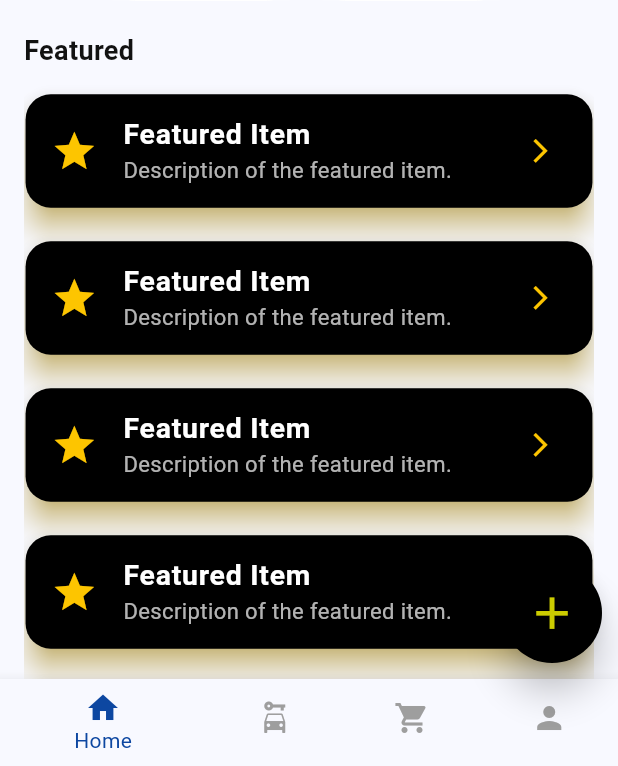
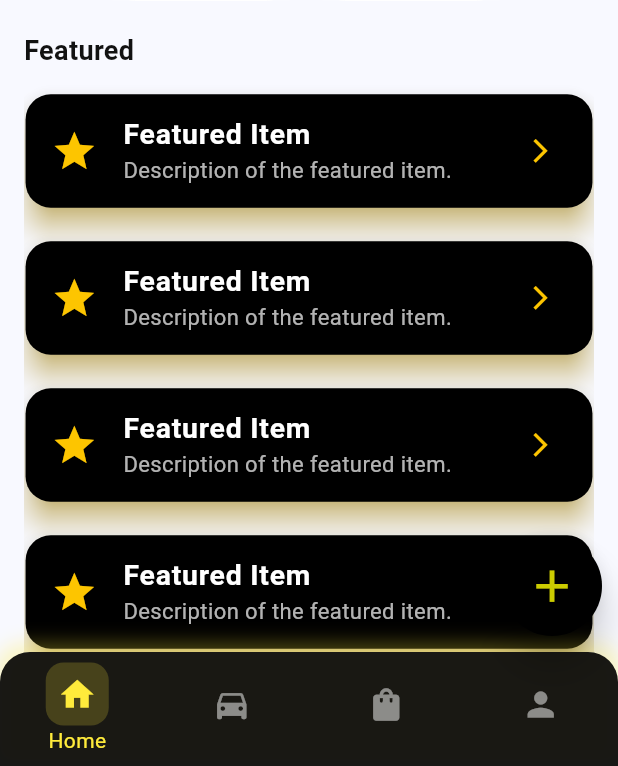
Before and after one commit to engbasel/Door-To-Door-APP, a Flutter app: the screen it shows after launch, on a phone screen of 412 x 824 dp, the part 470-1236 px from its top. Run offline on Flutter 3.47's test engine with Material 3 defaults, Android fonts, the light colour scheme and no system bars; our stand-ins replace animate_do.

```diff
--- a/lib/core/widgets/CustomBottomNavigationBar.dart
+++ b/lib/core/widgets/CustomBottomNavigationBar.dart
@@ -1,4 +1,3 @@
-// =================== Custom Bottom Navigation Bar ===================
 import 'package:flutter/material.dart';
 
 class CustomBottomNavigationBar extends StatelessWidget {
@@ -13,18 +12,68 @@ class CustomBottomNavigationBar extends StatelessWidget {
 
   @override
   Widget build(BuildContext context) {
-    return BottomNavigationBar(
-      items: const [
-        BottomNavigationBarItem(icon: Icon(Icons.home), label: 'Home'),
-        BottomNavigationBarItem(icon: Icon(Icons.car_rental), label: 'Brands'),
-        BottomNavigationBarItem(
-            icon: Icon(Icons.shopping_cart), label: 'Orders'),
-        BottomNavigationBarItem(icon: Icon(Icons.person), label: 'Profile'),
-      ],
-      currentIndex: currentIndex,
-      selectedItemColor: Colors.blue.shade900,
-      unselectedItemColor: Colors.grey,
-      onTap: onItemTapped,
+    return Container(
+      decoration: BoxDecoration(
+        // ignore: deprecated_member_use
+        color: Colors.black.withOpacity(0.9), // Glass effect background
+        borderRadius: const BorderRadius.only(
+          topLeft: Radius.circular(20),
+          topRight: Radius.circular(20),
+        ),
+        boxShadow: [
+          BoxShadow(
+            // ignore: deprecated_member_use
+            color: Colors.yellow.withOpacity(0.3),
+            blurRadius: 10,
+            spreadRadius: 3,
+            offset: const Offset(0, -3),
+          ),
+        ],
+      ),
+      child: ClipRRect(
+        borderRadius: const BorderRadius.only(
+          topLeft: Radius.circular(20),
+          topRight: Radius.circular(20),
+        ),
+        child: BottomNavigationBar(
+          type: BottomNavigationBarType.fixed,
+          backgroundColor: Colors.transparent,
+          elevation: 0,
+          items: [
+            _buildNavItem(Icons.home, 'Home', 0),
+            _buildNavItem(Icons.directions_car, 'Brands', 1),
+            _buildNavItem(Icons.shopping_bag, 'Orders', 2),
+            _buildNavItem(Icons.person, 'Profile', 3),
+          ],
+          currentIndex: currentIndex,
+          selectedItemColor: Colors.yellow,
+          unselectedItemColor: Colors.white.withOpacity(0.5),
+          showUnselectedLabels: false,
+          onTap: onItemTapped,
+        ),
+      ),
+    );
+  }
+
+  BottomNavigationBarItem _buildNavItem(
+      IconData icon, String label, int index) {
+    return BottomNavigationBarItem(
+      icon: AnimatedContainer(
+        duration: const Duration(milliseconds: 300),
+        curve: Curves.easeInOut,
+        padding: const EdgeInsets.all(8),
+        decoration: BoxDecoration(
+          color: currentIndex == index
+              ? Colors.yellow.withOpacity(0.2)
+              : Colors.transparent,
+          borderRadius: BorderRadius.circular(12),
+        ),
+        child: Icon(
+          icon,
+          size: 26,
+        ),
+      ),
+      label: label,
     );
   }
 }
--- a/lib/features/home/presention/views/home_viwe.dart
+++ b/lib/features/home/presention/views/home_viwe.dart
@@ -3,7 +3,6 @@ import 'package:carsapp/features/home/presention/widgets/CustomHomeAppBar.dart';
 import 'package:carsapp/features/home/presention/widgets/FeaturedSection.dart';
 import 'package:carsapp/features/home/presention/widgets/categories_section.dart';
 import 'package:carsapp/features/home/presention/widgets/CoustomSearchBar.dart';
-import 'package:carsapp/features/home/presention/widgets/Featured_Item.dart';
 import 'package:flutter/material.dart';
 
 class HomeView extends StatelessWidget {
```
Also changed, not shown: 6 other files.
